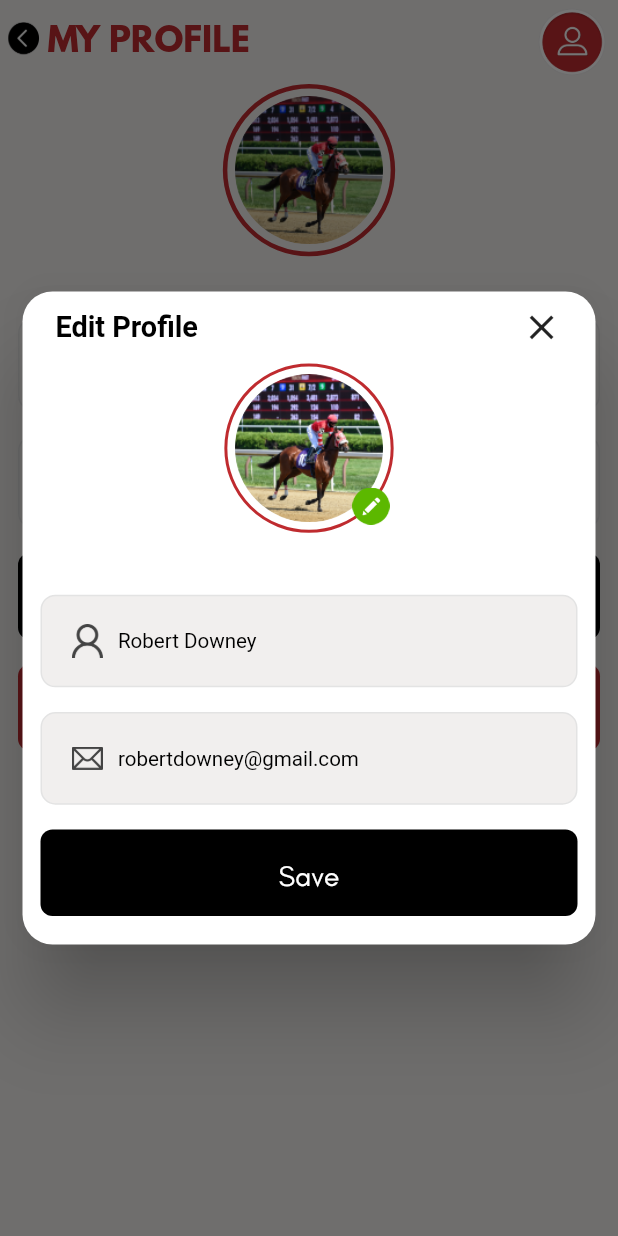
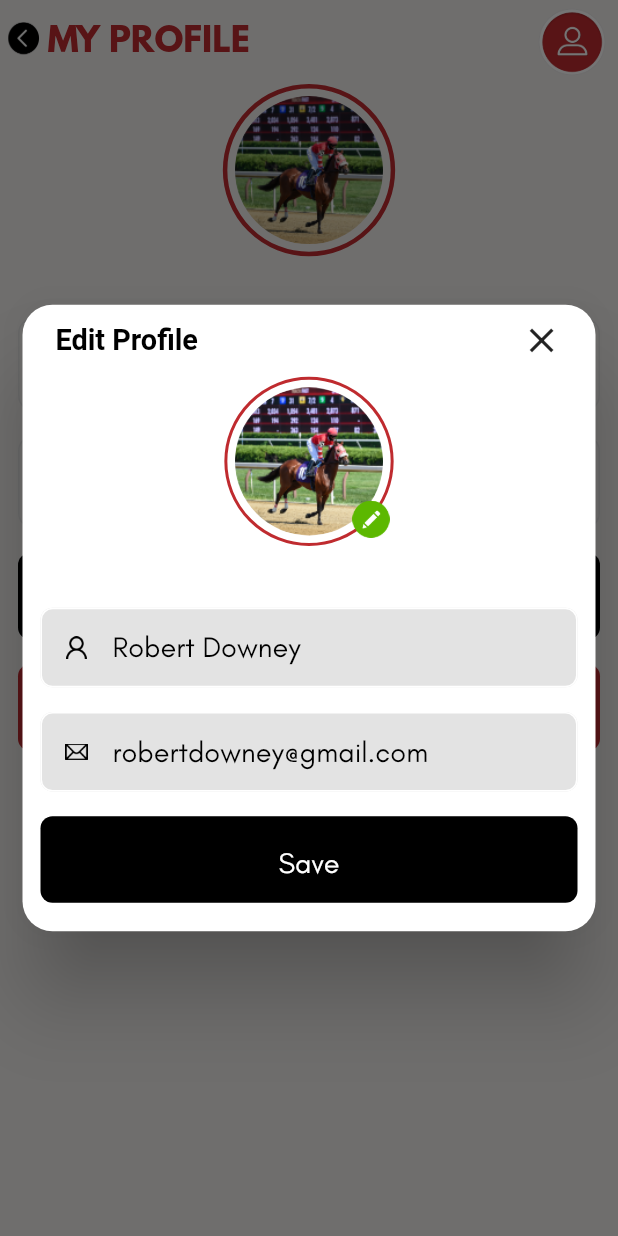
Before and after one commit to prashant-277/Picksfromthepaddock, a Flutter app: the Profile_page screen opened directly, after a tap on "EDIT PROFILE", on a phone screen of 412 x 824 dp. Run offline on Flutter 3.47's test engine with Material 2 defaults, Android fonts, the light colour scheme and no system bars; our stand-ins replace animated_splash_screen, flutter_rating_bar, get, otp_text_field, page_transition, show_up_animation and 2 more; missing offline and left inert: custom_navigator, flutter_carousel_slider; Roboto replaces fonts that are missing (SFPro).

Commit message:
First commit

```diff
--- a/lib/MENU/Profile_page.dart
+++ b/lib/MENU/Profile_page.dart
@@ -20,6 +20,7 @@ class _Profile_pageState extends State<Profile_page> {
     var query = MediaQuery.of(context).size;
     return Scaffold(
       backgroundColor: backgroundColor,
+      resizeToAvoidBottomInset: false,
       appBar: BaseAppBar(
         imageBack: widget.check == "menu" ? true : false,
         appBar: AppBar(),
@@ -35,6 +36,7 @@ class _Profile_pageState extends State<Profile_page> {
         ],
       ),
       body: SingleChildScrollView(
+        physics: NeverScrollableScrollPhysics(),
         child: Container(
           height: query.height,
           width: query.width,
@@ -186,13 +188,15 @@ class _Profile_pageState extends State<Profile_page> {
                     ),
                   ),
                 ),
-                SizedBox(height: 2.h),
+                SizedBox(height: 4.h),
                 InkWell(
+                  highlightColor: Colors.transparent,
+                  splashColor: Colors.transparent,
                   onTap: () {},
                   child: Text(
                     "Logout",
                     style: TextStyle(
-                      height: 1.8.sp,
+                      //height: 1.8.sp,
                       color: primaryRed,
                       fontWeight: FontWeight.w700,
                       fontSize: medium,
--- a/lib/MENU/Result_page.dart
+++ b/lib/MENU/Result_page.dart
@@ -21,7 +21,7 @@ class _Result_pageState extends State<Result_page> {
       appBar: BaseAppBar(
         imageBack: widget.check == "menu" ? true : false,
         appBar: AppBar(),
-        headerText: "RESULT",
+        headerText: "RESULTS",
         widgets: [
           Padding(
             padding: const EdgeInsets.only(right: 8.0),
--- a/lib/MENU/changepasswordDialog.dart
+++ b/lib/MENU/changepasswordDialog.dart
@@ -35,7 +35,8 @@ class _changepasswordDialogState extends State<changepasswordDialog> {
   Widget build(BuildContext context) {
     var query = MediaQuery.of(context).size;
 
-    return Container(
+    return SingleChildScrollView(
+      child: Container(
           child: Padding(
             padding: const EdgeInsets.symmetric(horizontal: 12.0),
             child: Column(
@@ -219,6 +220,7 @@ class _changepasswordDialogState extends State<changepasswordDialog> {
                 Text("")
               ],
             ),
-        ));
+          )),
+    );
   }
 }
--- a/lib/MENU/editprofileDialog.dart
+++ b/lib/MENU/editprofileDialog.dart
@@ -1,6 +1,7 @@
 import 'package:flutter/cupertino.dart';
 import 'package:flutter/material.dart';
 import 'package:picksfromthepaddock/SETUP/constants.dart';
+import 'package:picksfromthepaddock/WIDGET/textfield.dart';
 import 'package:sizer/sizer.dart';
 
 class editprofileDialog extends StatefulWidget {
@@ -9,11 +10,18 @@ class editprofileDialog extends StatefulWidget {
 }
 
 class _editprofileDialogState extends State<editprofileDialog> {
+  TextEditingController name_controller =
+      TextEditingController(text: "Robert Downey");
+  TextEditingController email_controller =
+      TextEditingController(text: "robertdowney@gmail.com");
+
   @override
   Widget build(BuildContext context) {
     var query = MediaQuery.of(context).size;
 
-    return Container(
+    return SingleChildScrollView(
+      physics: NeverScrollableScrollPhysics(),
+      child: Container(
           //height: query.height * 0.5,
           child: Padding(
         padding: const EdgeInsets.symmetric(horizontal: 12.0),
@@ -68,64 +76,42 @@ class _editprofileDialogState extends State<editprofileDialog> {
               ],
             ),
             SizedBox(height: 5.h),
-          Container(
-            height: 45.sp,
-            width: query.width,
-            decoration: BoxDecoration(
-                color: backgroundColor,
-                border: Border.all(color: grayInput, width: 1),
-                borderRadius: BorderRadius.circular(10.0)),
-            child: Row(
-              mainAxisAlignment: MainAxisAlignment.start,
-              children: [
-                Padding(
-                  padding: const EdgeInsets.only(left: 20.0, right: 10),
-                  child: Image.asset(
-                    "Assets/Icons/user1.png",
-                    width: 5.w,
+            textfield(
+              controller: name_controller,
+              obscureText: false,
+              hintText: "User name",
+              functionValidate: commonValidation,
+              textcapitalization: TextCapitalization.words,
+              prefixIcon: new IconButton(
+                icon: new Image.asset(
+                  'Assets/Icons/user1.png',
+                  width: 15.0,
+                  height: 15.0,
+                  color: cBlack,
                 ),
+                onPressed: null,
               ),
-                Container(
-                  width: 200.sp,
-                  child: Text("Robert Downey",
-                      style: TextStyle(
-                          fontFamily: "SFPro",
-                          fontWeight: FontWeight.w400,
-                          color: cBlack,
-                          fontSize: small)),
-                ),
-              ],
-            ),
+              parametersValidate: "Please enter username",
+              textInputType: TextInputType.text,
             ),
             SizedBox(height: 2.h),
-          Container(
-            height: 45.sp,
-            width: query.width,
-            decoration: BoxDecoration(
-                color: backgroundColor,
-                border: Border.all(color: grayInput, width: 1),
-                borderRadius: BorderRadius.circular(10.0)),
-            child: Row(
-              mainAxisAlignment: MainAxisAlignment.start,
-              children: [
-                Padding(
-                  padding: const EdgeInsets.only(left: 20.0, right: 10),
-                  child: Image.asset(
-                    "Assets/Icons/email.png",
-                    width: 5.w,
+            textfield(
+              controller: email_controller,
+              obscureText: false,
+              hintText: "Email",
+              textcapitalization: TextCapitalization.none,
+              functionValidate: commonValidation,
+              prefixIcon: new IconButton(
+                icon: new Image.asset(
+                  'Assets/Icons/email.png',
+                  width: 15.0,
+                  height: 15.0,
+                  color: cBlack,
                 ),
+                onPressed: null,
               ),
-                Container(
-                  width: 200.sp,
-                  child: Text("robertdowney@gmail.com",
-                      style: TextStyle(
-                          fontFamily: "SFPro",
-                          fontWeight: FontWeight.w400,
-                          color: cBlack,
-                          fontSize: small)),
-                ),
-              ],
-            ),
+              parametersValidate: "Please enter email",
+              textInputType: TextInputType.emailAddress,
             ),
             SizedBox(height: 2.h),
             InkWell(
@@ -155,6 +141,7 @@ class _editprofileDialogState extends State<editprofileDialog> {
             Text("")
           ],
         ),
-    ));
+      )),
+    );
   }
 }
--- a/lib/Registration/signUp.dart
+++ b/lib/Registration/signUp.dart
@@ -3,7 +3,6 @@ import 'package:flutter/material.dart';
 import 'package:page_transition/page_transition.dart';
 import 'package:picksfromthepaddock/Registration/signin.dart';
 import 'package:picksfromthepaddock/SETUP/constants.dart';
-import 'package:picksfromthepaddock/WIDGET/appbarCustom.dart';
 import 'package:picksfromthepaddock/WIDGET/textfield.dart';
 import 'package:sizer/sizer.dart';
 
@@ -37,6 +36,7 @@ class _signUpState extends State<signUp> {
     return Scaffold(
       backgroundColor: cBlack,
       resizeToAvoidBottomInset: false,
+
       appBar: AppBar(
         backgroundColor: cBlack,
         elevation: 0,
--- a/lib/splashScreen.dart
+++ b/lib/splashScreen.dart
@@ -6,6 +6,7 @@ import 'package:show_up_animation/show_up_animation.dart';
 import 'package:sizer/sizer.dart';
 
 import 'Registration/signUp.dart';
+import 'SETUP/dashboard_page.dart';
 
 class splashScreen extends StatefulWidget {
   @override
@@ -60,7 +61,8 @@ class _splashScreenState extends State<splashScreen> {
           ),
           pageTransitionType: PageTransitionType.fade,
           splashTransition: SplashTransition.fadeTransition,
-          nextScreen: signUp()
+          nextScreen: dashboard_page()
+          //signUp()
       ),
     );
   }
--- a/pubspec.yaml
+++ b/pubspec.yaml
@@ -40,6 +40,7 @@ dependencies:
   flutter_carousel_slider:
   flutter_rating_bar:
   webview_flutter:
+  get: ^3.26.0
 
 dev_dependencies:
   flutter_test:
```
Also changed, not shown: lib/HOME/homePage.dart (+65 -64 lines), lib/MENU/Menu_page.dart (+44 -5 lines), lib/NEWS/News_page.dart (+45 -5 lines), lib/SETUP/dashboard_page.dart (+15 -12 lines), lib/SETUP/dashcontrol.dart (added, +7 -0 lines), lib/SETUP/searchPage.dart (+1 -12 lines), lib/TIPS/Tips_page.dart (+45 -5 lines), pubspec.lock. Lines whose indentation alone changed are shown as unchanged.
